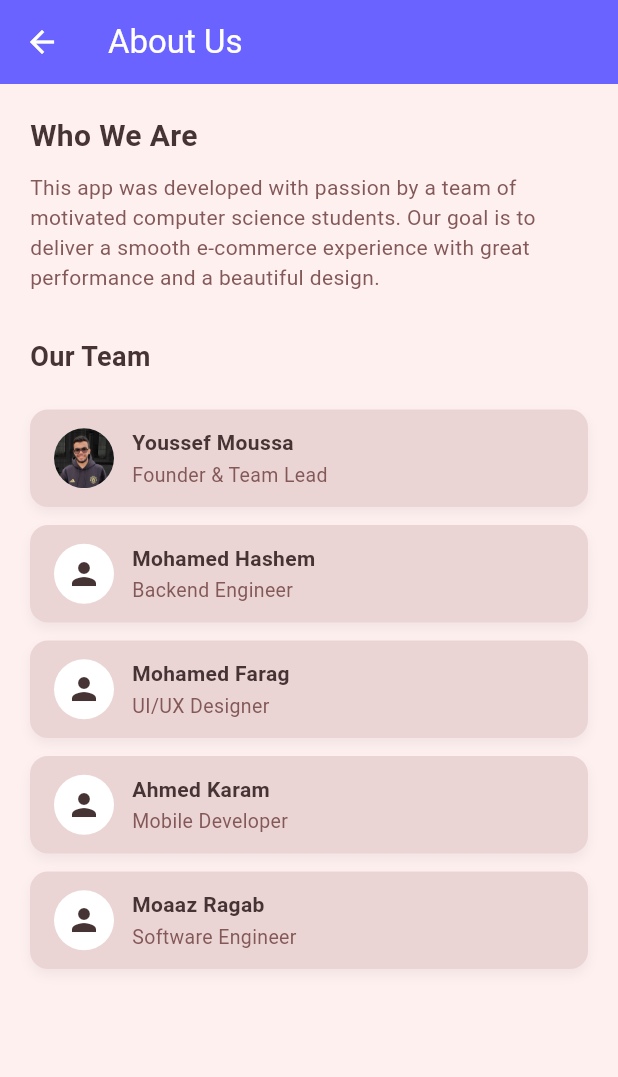
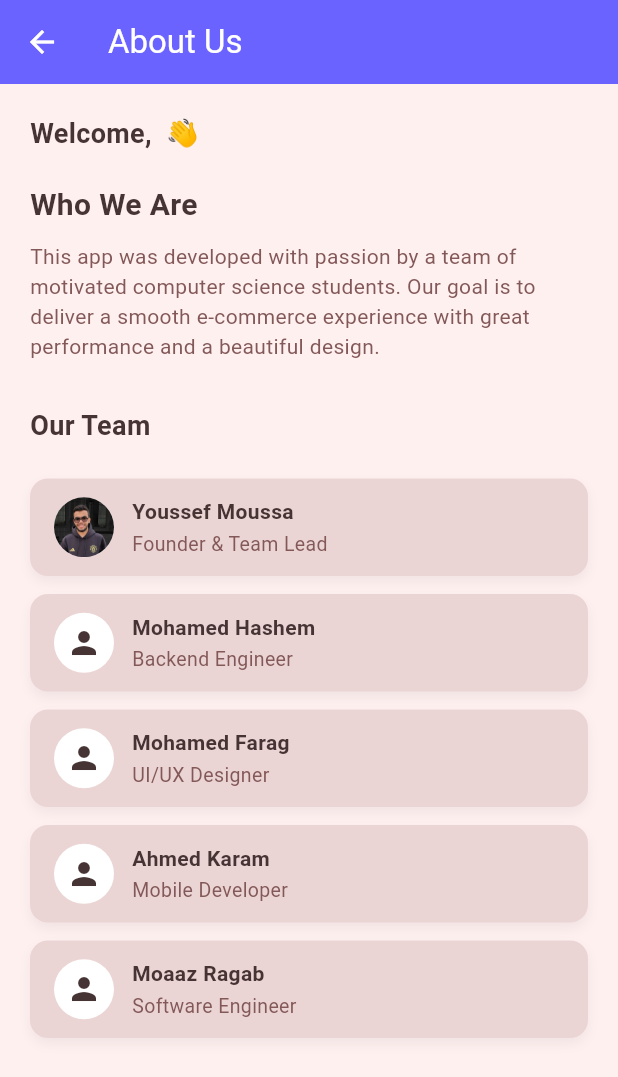
Before and after one commit to theyoussefmoussa/ecommerce_app, a Flutter app: the AboutUsScreen screen opened by its route, on a phone screen of 412 x 824 dp. Shown: the top 1077 px of the screen. Run offline on Flutter 3.47's test engine with Material 3 defaults, Android fonts, the phone set to English and light mode, and no system bars; our stand-ins replace dio, firebase_auth, firebase_core, flutter_riverpod; accounts and stored records are empty; network calls fail.

Commit message:
Fixing Username bug in profile

```diff
--- a/lib/profile/view/about_us_screen.dart
+++ b/lib/profile/view/about_us_screen.dart
@@ -1,22 +1,39 @@
 // 📌 Purpose: About Us Page showing app purpose and team information
+
+// ignore_for_file: deprecated_member_use
 
 import 'package:ecommerce_app/core/utils/constants/custom_app_bar.dart';
 import 'package:flutter/material.dart';
+import 'package:flutter_riverpod/flutter_riverpod.dart';
 import 'package:ecommerce_app/core/utils/constants/constant_colors.dart'
     as app_colors;
+import 'package:ecommerce_app/profile/controller/profile_controller.dart';
 
-class AboutUsScreen extends StatelessWidget {
+class AboutUsScreen extends ConsumerWidget {
   const AboutUsScreen({super.key});
 
   @override
-  Widget build(BuildContext context) {
+  Widget build(BuildContext context, WidgetRef ref) {
+    final user = ref.watch(profileControllerProvider);
+    final displayName = user?.displayName ?? "Guest";
+
     return Scaffold(
       backgroundColor: app_colors.lightPink,
       appBar: const CustomAppBar(title: 'About Us'),
-
       body: ListView(
         padding: const EdgeInsets.all(20),
         children: [
+          // 👤 Welcome Message
+          Text(
+            'Welcome, $displayName 👋',
+            style: TextStyle(
+              fontSize: 18,
+              fontWeight: FontWeight.bold,
+              color: app_colors.deepChocolate,
+            ),
+          ),
+          const SizedBox(height: 20),
+
           // 🧾 App Description
           Text(
             'Who We Are',
```
